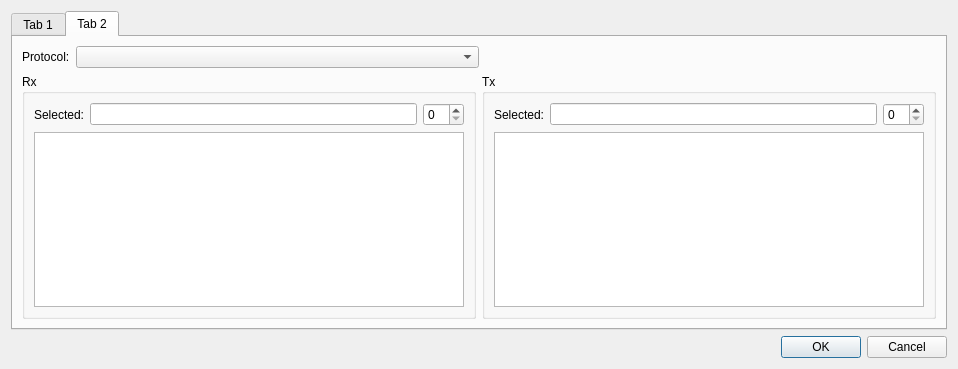
Old version of the form src/dialog_connect.ui in the repository TomHyhlik/termik.
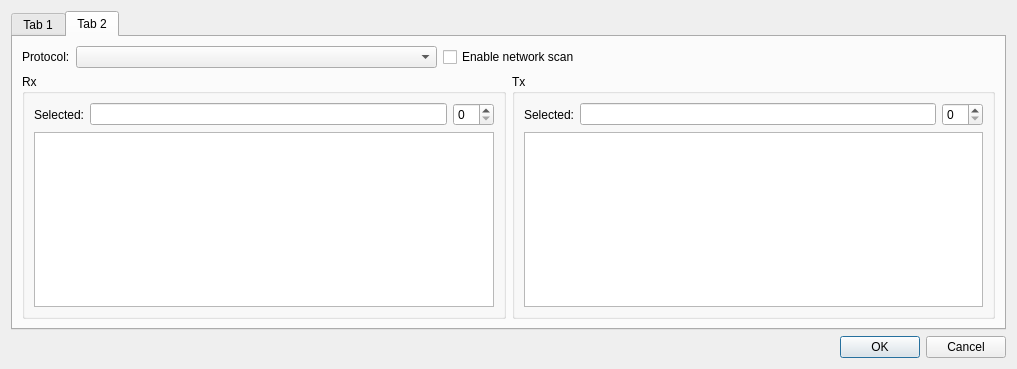
New version of the form. Icons and pictures are not drawn.

Commit message: put network scan in threads

Diff of the .ui file:
```diff
--- a/src/dialog_connect.ui
+++ b/src/dialog_connect.ui
@@ -6,7 +6,7 @@
    <rect>
     <x>0</x>
     <y>0</y>
-    <width>958</width>
+    <width>1017</width>
     <height>369</height>
    </rect>
   </property>
@@ -193,6 +193,13 @@
            </item>
           </layout>
          </item>
+         <item>
+          <widget class="QCheckBox" name="checkBox_enableNetworkScan">
+           <property name="text">
+            <string>Enable network scan</string>
+           </property>
+          </widget>
+         </item>
          <item>
           <spacer name="horizontalSpacer">
            <property name="orientation">
```
Left out of the diff: 6 changed lines with no effect on the pictures. The commit also changes 6 other files.
